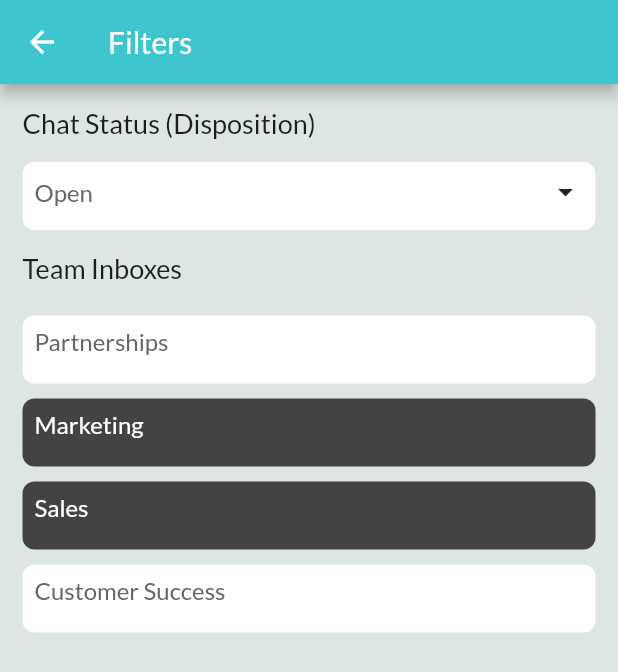
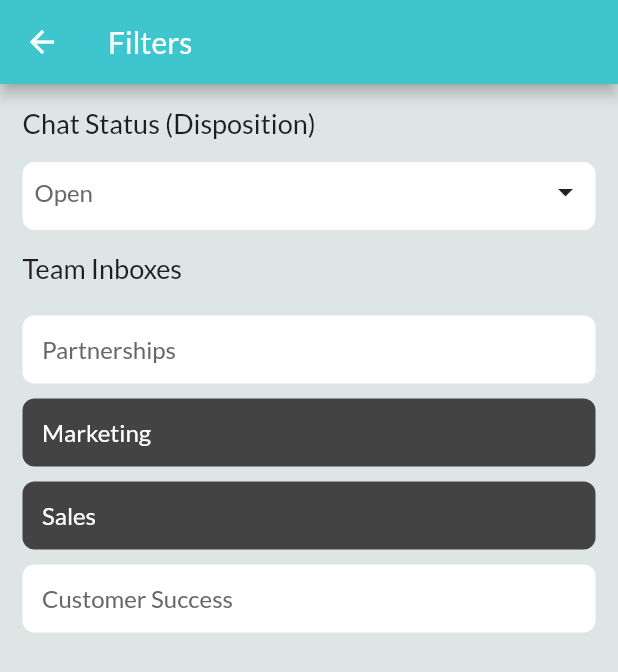
Before and after one commit to tahir-kali/chatfully, a Flutter app: the Filters screen opened directly, on a phone screen of 412 x 824 dp. Shown: the top 672 px of the screen. Run offline on Flutter 3.47's test engine with Material 2 defaults, Android fonts, the phone set to English and light mode, and no system bars; our stand-ins replace flutter_spinkit, font_awesome_flutter, google_fonts.

Commit message:
new commit
fix

```diff
--- a/lib/Screens/Filters.dart
+++ b/lib/Screens/Filters.dart
@@ -83,8 +83,11 @@ class _FiltersState extends State<Filters> {
                 padding: const EdgeInsets.all(8.0),
                 child: Column(
                   children: <Widget>[
-                    Row(
-                      mainAxisAlignment: MainAxisAlignment.spaceBetween,
+                    Padding(
+                      padding: const EdgeInsets.all(5),
+                      child: Row(
+                        mainAxisAlignment: MainAxisAlignment.start,
+                        crossAxisAlignment: CrossAxisAlignment.center,
                         children: <Widget>[
                           Text(
                             "Partnerships",
@@ -93,6 +96,7 @@ class _FiltersState extends State<Filters> {
                           ),
 
                         ],
+                      ),
                     ),
                   ],
                 ),
@@ -111,7 +115,9 @@ class _FiltersState extends State<Filters> {
                 padding: const EdgeInsets.all(8.0),
                 child: Column(
                   children: <Widget>[
-                    Row(
+                    Padding(
+                      padding: const EdgeInsets.all(5),
+                      child: Row(
                         mainAxisAlignment: MainAxisAlignment.spaceBetween,
                         children: <Widget>[
                           Text(
@@ -121,6 +127,7 @@ class _FiltersState extends State<Filters> {
                           ),
 
                         ],
+                      ),
                     ),
                   ],
                 ),
@@ -139,7 +146,9 @@ class _FiltersState extends State<Filters> {
                 padding: const EdgeInsets.all(8.0),
                 child: Column(
                   children: <Widget>[
-                    Row(
+                    Padding(
+                      padding: const EdgeInsets.all(5),
+                      child: Row(
                         mainAxisAlignment: MainAxisAlignment.spaceBetween,
                         children: <Widget>[
                           Text(
@@ -149,6 +158,7 @@ class _FiltersState extends State<Filters> {
                           ),
 
                         ],
+                      ),
                     ),
                   ],
                 ),
@@ -168,6 +178,8 @@ class _FiltersState extends State<Filters> {
                 child: Column(
                   children: <Widget>[
                     Center(
+                      child: Padding(
+                        padding: const EdgeInsets.all(5),
                         child: Row(
                           mainAxisAlignment: MainAxisAlignment.spaceBetween,
                           children: <Widget>[
@@ -182,6 +194,7 @@ class _FiltersState extends State<Filters> {
                           ],
                         ),
                       ),
+                    ),
                   ],
                 ),
               ),
```
Also changed, not shown: 3 other files. Lines whose indentation alone changed are shown as unchanged.
